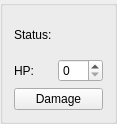
Before: the Qt Designer form PlanePartDamageTracker.ui in wchamilton/CEManeuverLog, drawn with Qt 5.
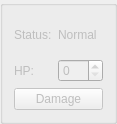
After: the same form once the commit is applied.

Diff of the .ui file:
```diff
--- a/PlanePartDamageTracker.ui
+++ b/PlanePartDamageTracker.ui
@@ -2,6 +2,9 @@
 <ui version="4.0">
  <class>PlanePartDamageTracker</class>
  <widget class="QGroupBox" name="PlanePartDamageTracker">
+  <property name="enabled">
+   <bool>false</bool>
+  </property>
   <property name="geometry">
    <rect>
     <x>0</x>
@@ -41,7 +44,7 @@
    <item row="0" column="1" colspan="2">
     <widget class="QLabel" name="label_5">
      <property name="text">
-      <string>&lt;status&gt;</string>
+      <string>Normal</string>
      </property>
     </widget>
    </item>
```
Left out of the diff: 6 changed lines with no effect on the pictures.
